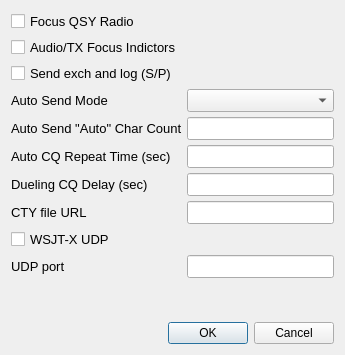
Above: so2sdr/settingsdialog.ui from n4ogw/so2sdr before the change. Below: the same form after it.
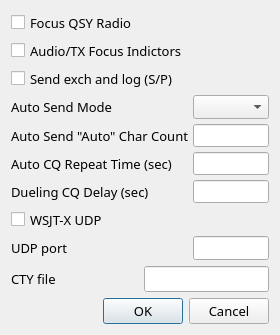
That is the form after the change.

Diff of the .ui file:
```diff
--- a/so2sdr/settingsdialog.ui
+++ b/so2sdr/settingsdialog.ui
@@ -6,28 +6,34 @@
    <rect>
     <x>0</x>
     <y>0</y>
-    <width>345</width>
-    <height>355</height>
+    <width>280</width>
+    <height>335</height>
    </rect>
   </property>
   <property name="sizePolicy">
-   <sizepolicy hsizetype="Fixed" vsizetype="Fixed">
+   <sizepolicy hsizetype="MinimumExpanding" vsizetype="MinimumExpanding">
     <horstretch>0</horstretch>
     <verstretch>0</verstretch>
    </sizepolicy>
   </property>
   <property name="minimumSize">
    <size>
-    <width>345</width>
-    <height>355</height>
+    <width>280</width>
+    <height>335</height>
    </size>
   </property>
   <property name="maximumSize">
    <size>
-    <width>345</width>
-    <height>355</height>
+    <width>505</width>
+    <height>431</height>
    </size>
   </property>
+  <property name="font">
+   <font>
+    <family>Sans</family>
+    <pointsize>10</pointsize>
+   </font>
+  </property>
   <property name="windowTitle">
    <string>Settings</string>
   </property>
@@ -38,7 +44,7 @@
    <item>
     <layout class="QFormLayout" name="formLayout">
      <property name="fieldGrowthPolicy">
-      <enum>QFormLayout::AllNonFixedFieldsGrow</enum>
+      <enum>QFormLayout::ExpandingFieldsGrow</enum>
      </property>
      <property name="horizontalSpacing">
       <number>5</number>
@@ -91,6 +97,45 @@
        </property>
       </widget>
      </item>
+     <item row="3" column="0">
+      <widget class="QLabel" name="label_4">
+       <property name="font">
+        <font>
+         <pointsize>10</pointsize>
+        </font>
+       </property>
+       <property name="text">
+        <string>Auto Send Mode</string>
+       </property>
+      </widget>
+     </item>
+     <item row="3" column="1">
+      <widget class="QComboBox" name="AutoSendComboBox">
+       <property name="sizePolicy">
+        <sizepolicy hsizetype="Preferred" vsizetype="Fixed">
+         <horstretch>0</horstretch>
+         <verstretch>0</verstretch>
+        </sizepolicy>
+       </property>
+       <property name="minimumSize">
+        <size>
+         <width>50</width>
+         <height>0</height>
+        </size>
+       </property>
+       <property name="maximumSize">
+        <size>
+         <width>200</width>
+         <height>16777215</height>
+        </size>
+       </property>
+       <property name="font">
+        <font>
+         <pointsize>10</pointsize>
+        </font>
+       </property>
+      </widget>
+     </item>
      <item row="4" column="0">
       <widget class="QLabel" name="label_3">
        <property name="font">
@@ -108,6 +153,24 @@
      </item>
      <item row="4" column="1">
       <widget class="QLineEdit" name="AutoSendLineEdit">
+       <property name="sizePolicy">
+        <sizepolicy hsizetype="Preferred" vsizetype="Fixed">
+         <horstretch>0</horstretch>
+         <verstretch>0</verstretch>
+        </sizepolicy>
+       </property>
+       <property name="minimumSize">
+        <size>
+         <width>50</width>
+         <height>0</height>
+        </size>
+       </property>
+       <property name="maximumSize">
+        <size>
+         <width>200</width>
+         <height>16777215</height>
+        </size>
+       </property>
        <property name="font">
         <font>
          <pointsize>10</pointsize>
@@ -129,6 +192,24 @@
      </item>
      <item row="5" column="1">
       <widget class="QLineEdit" name="CQRepeatLineEdit">
+       <property name="sizePolicy">
+        <sizepolicy hsizetype="Preferred" vsizetype="Fixed">
+         <horstretch>0</horstretch>
+         <verstretch>0</verstretch>
+        </sizepolicy>
+       </property>
+       <property name="minimumSize">
+        <size>
+         <width>50</width>
+         <height>0</height>
+        </size>
+       </property>
+       <property name="maximumSize">
+        <size>
+         <width>200</width>
+         <height>16777215</height>
+        </size>
+       </property>
        <property name="font">
         <font>
          <pointsize>10</pointsize>
@@ -150,27 +231,24 @@
      </item>
      <item row="6" column="1">
       <widget class="QLineEdit" name="DuelingCQLineEdit">
-       <property name="font">
-        <font>
-         <pointsize>10</pointsize>
-        </font>
+       <property name="sizePolicy">
+        <sizepolicy hsizetype="Preferred" vsizetype="Fixed">
+         <horstretch>0</horstretch>
+         <verstretch>0</verstretch>
+        </sizepolicy>
        </property>
-      </widget>
-     </item>
-     <item row="3" column="0">
-      <widget class="QLabel" name="label_4">
-       <property name="font">
-        <font>
-         <pointsize>10</pointsize>
-        </font>
+       <property name="minimumSize">
+        <size>
+         <width>50</width>
+         <height>0</height>
+        </size>
        </property>
-       <property name="text">
-        <string>Auto Send Mode</string>
+       <property name="maximumSize">
+        <size>
+         <width>200</width>
+         <height>16777215</height>
+        </size>
        </property>
-      </widget>
-     </item>
-     <item row="3" column="1">
-      <widget class="QComboBox" name="AutoSendComboBox">
        <property name="font">
         <font>
          <pointsize>10</pointsize>
@@ -178,31 +256,6 @@
        </property>
       </widget>
      </item>
-     <item row="7" column="0">
-      <widget class="QLabel" name="label_5">
-       <property name="font">
-        <font>
-         <family>Liberation Sans</family>
-         <pointsize>10</pointsize>
-        </font>
-       </property>
-       <property name="text">
-        <string>CTY file URL</string>
-       </property>
-      </widget>
-     </item>
-     <item row="7" column="1">
-      <widget class="QLineEdit" name="ctyLineEdit">
-       <property name="font">
-        <font>
-         <pointsize>10</pointsize>
-        </font>
-       </property>
-       <property name="toolTip">
-        <string>URL for CTY file. Leave blank to disable CTY file download.</string>
-       </property>
-      </widget>
-     </item>
      <item row="8" column="0">
       <widget class="QCheckBox" name="UDPCheckBox">
        <property name="font">
@@ -232,6 +285,24 @@
      </item>
      <item row="9" column="1">
       <widget class="QLineEdit" name="UDPPortLineEdit">
+       <property name="sizePolicy">
+        <sizepolicy hsizetype="Preferred" vsizetype="Fixed">
+         <horstretch>0</horstretch>
+         <verstretch>0</verstretch>
+        </sizepolicy>
+       </property>
+       <property name="minimumSize">
+        <size>
+         <width>50</width>
+         <height>0</height>
+        </size>
+       </property>
+       <property name="maximumSize">
+        <size>
+         <width>200</width>
+         <height>16777215</height>
+        </size>
+       </property>
        <property name="font">
         <font>
          <pointsize>10</pointsize>
@@ -244,8 +315,85 @@
      </item>
     </layout>
    </item>
+   <item>
+    <layout class="QHBoxLayout" name="horizontalLayout">
+     <item>
+      <widget class="QLabel" name="label_5">
+       <property name="sizePolicy">
+        <sizepolicy hsizetype="MinimumExpanding" vsizetype="Preferred">
+         <horstretch>0</horstretch>
+         <verstretch>0</verstretch>
+        </sizepolicy>
+       </property>
+       <property name="maximumSize">
+        <size>
+         <width>200</width>
+         <height>16777215</height>
+        </size>
+       </property>
+       <property name="font">
+        <font>
+         <family>Sans</family>
+         <pointsize>10</pointsize>
+        </font>
+       </property>
+       <property name="text">
+        <string>CTY file</string>
+       </property>
+      </widget>
+     </item>
+     <item>
+      <widget class="QLineEdit" name="ctyLineEdit">
+       <property name="sizePolicy">
+        <sizepolicy hsizetype="Preferred" vsizetype="Fixed">
+         <horstretch>0</horstretch>
+         <verstretch>0</verstretch>
+        </sizepolicy>
+       </property>
+       <property name="minimumSize">
+        <size>
+         <width>50</width>
+         <height>0</height>
+        </size>
+       </property>
+       <property name="maximumSize">
+        <size>
+         <width>300</width>
+         <height>16777215</height>
+        </size>
+       </property>
+       <property name="font">
+        <font>
+         <pointsize>10</pointsize>
+        </font>
+       </property>
+       <property name="toolTip">
+        <string>URL for CTY file. Leave blank to disable CTY file download.</string>
+       </property>
+      </widget>
+     </item>
+    </layout>
+   </item>
    <item>
     <widget class="QDialogButtonBox" name="settings_dialog_buttons">
+     <property name="sizePolicy">
+      <sizepolicy hsizetype="MinimumExpanding" vsizetype="Fixed">
+       <horstretch>0</horstretch>
+       <verstretch>0</verstretch>
+      </sizepolicy>
+     </property>
+     <property name="maximumSize">
+      <size>
+       <width>505</width>
+       <height>16777215</height>
+      </size>
+     </property>
+     <property name="font">
+      <font>
+       <family>Sans</family>
+       <pointsize>10</pointsize>
+      </font>
+     </property>
      <property name="orientation">
       <enum>Qt::Horizontal</enum>
      </property>
```
